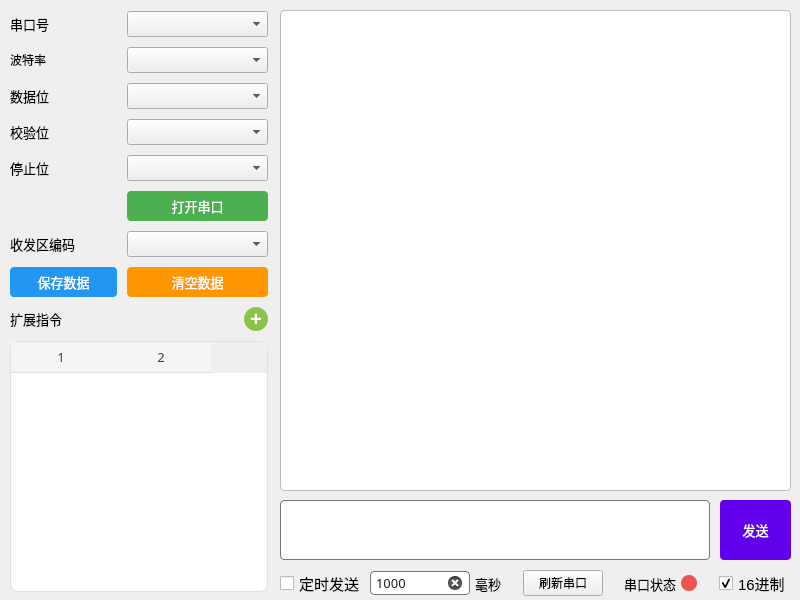
AndroidCoderPeng/serial_port_debugger, file mainwindow.ui: the form before one commit.
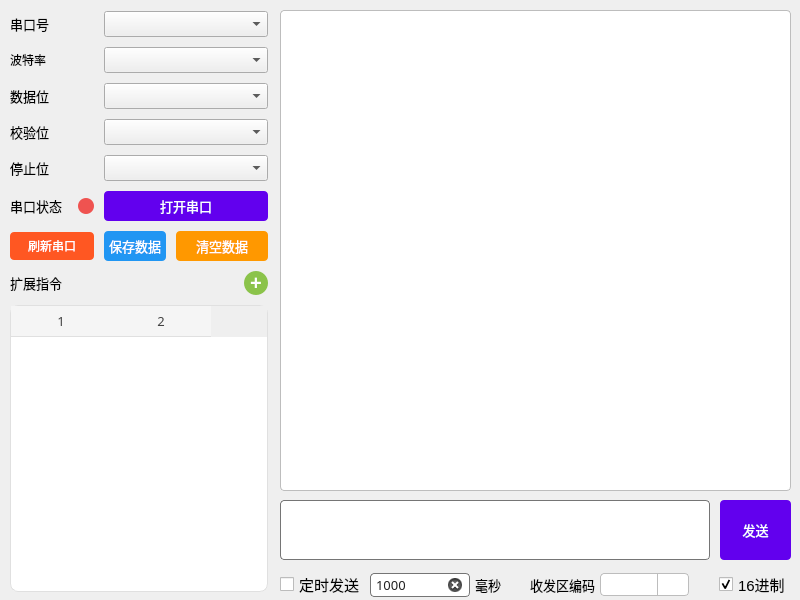
The form after the commit. Icons and pictures are not drawn.

Commit message:
feat(mainwindow): 重构主窗口布局并添加新功能
-移除串口状态标签和刷新按钮的原有位置
- 添加新的串口状态视图和刷新按钮布局
- 更新按钮样式和布局
- 调整组合框布局和样式
- 重新连接信号和槽

The edit to the form file:
```diff
--- a/mainwindow.ui
+++ b/mainwindow.ui
@@ -114,8 +114,8 @@
      <property name="spacing">
       <number>10</number>
      </property>
-     <item row="6" column="0">
-      <widget class="QLabel" name="label_6">
+     <item row="5" column="0">
+      <widget class="QLabel" name="label_9">
        <property name="font">
         <font>
          <family>微软雅黑</family>
@@ -129,7 +129,47 @@
         <string notr="true">font: 10pt &quot;微软雅黑&quot;;</string>
        </property>
        <property name="text">
-        <string>收发区编码</string>
+        <string>串口状态</string>
+       </property>
+      </widget>
+     </item>
+     <item row="5" column="2" colspan="3">
+      <widget class="QPushButton" name="openPortButton">
+       <property name="font">
+        <font>
+         <family>微软雅黑</family>
+         <pointsize>10</pointsize>
+         <weight>50</weight>
+         <italic>false</italic>
+         <bold>false</bold>
+        </font>
+       </property>
+       <property name="styleSheet">
+        <string notr="true">QPushButton {background-color:#6200EE;border-radius:4px;color:white;padding:5px;font:10pt &quot;微软雅黑&quot;}
+QPushButton:hover {background-color:#3700B3}
+QPushButton:pressed {background-color:#1A005E}
+QPushButton:disabled {background-color:#9E9E9E;color:#EEEEEE}</string>
+       </property>
+       <property name="text">
+        <string>打开串口</string>
+       </property>
+      </widget>
+     </item>
+     <item row="2" column="2" colspan="3">
+      <widget class="QComboBox" name="dataBitBox">
+       <property name="font">
+        <font>
+         <pointsize>11</pointsize>
+        </font>
+       </property>
+      </widget>
+     </item>
+     <item row="1" column="2" colspan="3">
+      <widget class="QComboBox" name="baudRateBox">
+       <property name="font">
+        <font>
+         <pointsize>11</pointsize>
+        </font>
        </property>
       </widget>
      </item>
@@ -152,6 +192,15 @@
        </property>
       </widget>
      </item>
+     <item row="4" column="2" colspan="3">
+      <widget class="QComboBox" name="stopBitBox">
+       <property name="font">
+        <font>
+         <pointsize>11</pointsize>
+        </font>
+       </property>
+      </widget>
+     </item>
      <item row="8" column="0">
       <widget class="QLabel" name="label_7">
        <property name="font">
@@ -171,28 +220,6 @@
        </property>
       </widget>
      </item>
-     <item row="5" column="1" colspan="2">
-      <widget class="QPushButton" name="openPortButton">
-       <property name="font">
-        <font>
-         <family>微软雅黑</family>
-         <pointsize>10</pointsize>
-         <weight>50</weight>
-         <italic>false</italic>
-         <bold>false</bold>
-        </font>
-       </property>
-       <property name="styleSheet">
-        <string notr="true">QPushButton {background-color:#4CAF50;border-radius:4px;color:white;padding:5px;font:10pt &quot;微软雅黑&quot;}
-QPushButton:hover {background-color:#388E3C}
-QPushButton:pressed {background-color:#2E7D32}
-QPushButton:disabled {background-color:#BDBDBD;color:#EEEEEE}</string>
-       </property>
-       <property name="text">
-        <string>打开串口</string>
-       </property>
-      </widget>
-     </item>
      <item row="1" column="0">
       <widget class="QLabel" name="label_2">
        <property name="styleSheet">
@@ -203,7 +230,7 @@
        </property>
       </widget>
      </item>
-     <item row="3" column="1" colspan="2">
+     <item row="3" column="2" colspan="3">
       <widget class="QComboBox" name="parityBitBox">
        <property name="font">
         <font>
@@ -212,38 +239,7 @@
        </property>
       </widget>
      </item>
-     <item row="7" column="0">
-      <widget class="QPushButton" name="saveDataButton">
-       <property name="font">
-        <font>
-         <family>微软雅黑</family>
-         <pointsize>10</pointsize>
-         <weight>50</weight>
-         <italic>false</italic>
-         <bold>false</bold>
-        </font>
-       </property>
-       <property name="styleSheet">
-        <string notr="true">QPushButton {background-color:#2196F3;border-radius:4px;color:white;padding:5px;font:10pt &quot;微软雅黑&quot;}
-QPushButton:hover {background-color:#1E88E5}
-QPushButton:pressed {background-color:#1976D2}
-QPushButton:disabled {background-color:#BDBDBD;color:#EEEEEE}</string>
-       </property>
-       <property name="text">
-        <string>保存数据</string>
-       </property>
-      </widget>
-     </item>
-     <item row="1" column="1" colspan="2">
-      <widget class="QComboBox" name="baudRateBox">
-       <property name="font">
-        <font>
-         <pointsize>11</pointsize>
-        </font>
-       </property>
-      </widget>
-     </item>
-     <item row="9" column="0" colspan="3">
+     <item row="9" column="0" colspan="5">
       <widget class="QTableWidget" name="tableWidget">
        <property name="font">
         <font>
@@ -273,15 +269,6 @@
        <column/>
       </widget>
      </item>
-     <item row="2" column="1" colspan="2">
-      <widget class="QComboBox" name="dataBitBox">
-       <property name="font">
-        <font>
-         <pointsize>11</pointsize>
-        </font>
-       </property>
-      </widget>
-     </item>
      <item row="3" column="0">
       <widget class="QLabel" name="label_4">
        <property name="font">
@@ -301,47 +288,29 @@
        </property>
       </widget>
      </item>
-     <item row="6" column="1" colspan="2">
-      <widget class="QComboBox" name="receiveDataBox">
-       <property name="font">
-        <font>
-         <pointsize>11</pointsize>
-        </font>
+     <item row="5" column="1">
+      <widget class="QLabel" name="stateView">
+       <property name="minimumSize">
+        <size>
+         <width>16</width>
+         <height>16</height>
+        </size>
        </property>
-      </widget>
-     </item>
-     <item row="7" column="1" colspan="2">
-      <widget class="QPushButton" name="clearDataButton">
-       <property name="font">
-        <font>
-         <family>微软雅黑</family>
-         <pointsize>10</pointsize>
-         <weight>50</weight>
-         <italic>false</italic>
-         <bold>false</bold>
-        </font>
+       <property name="maximumSize">
+        <size>
+         <width>16</width>
+         <height>16</height>
+        </size>
        </property>
        <property name="styleSheet">
-        <string notr="true">QPushButton {background-color:#FF9800;border-radius:4px;color:white;padding:5px;font:10pt &quot;微软雅黑&quot;}
-QPushButton:hover {background-color:#F57C00}
-QPushButton:pressed {background-color:#EF6C00}
-QPushButton:disabled {background-color:#BDBDBD;color:#EEEEEE}</string>
+        <string notr="true">QLabel {background-color:#EF5350;border-radius:8px}</string>
        </property>
        <property name="text">
-        <string>清空数据</string>
+        <string/>
        </property>
       </widget>
      </item>
-     <item row="4" column="1" colspan="2">
-      <widget class="QComboBox" name="stopBitBox">
-       <property name="font">
-        <font>
-         <pointsize>11</pointsize>
-        </font>
-       </property>
-      </widget>
-     </item>
-     <item row="0" column="1" colspan="2">
+     <item row="0" column="2" colspan="3">
       <widget class="QComboBox" name="portNameBox">
        <property name="font">
         <font>
@@ -369,7 +338,7 @@
        </property>
       </widget>
      </item>
-     <item row="8" column="2">
+     <item row="8" column="4">
       <widget class="QPushButton" name="addCommandButton">
        <property name="minimumSize">
         <size>
@@ -420,6 +389,63 @@
        </property>
       </widget>
      </item>
+     <item row="7" column="3" colspan="2">
+      <widget class="QPushButton" name="clearDataButton">
+       <property name="font">
+        <font>
+         <family>微软雅黑</family>
+         <pointsize>10</pointsize>
+         <weight>50</weight>
+         <italic>false</italic>
+         <bold>false</bold>
+        </font>
+       </property>
+       <property name="styleSheet">
+        <string notr="true">QPushButton {background-color:#FF9800;border-radius:4px;color:white;padding:5px;font:10pt &quot;微软雅黑&quot;}
+QPushButton:hover {background-color:#F57C00}
+QPushButton:pressed {background-color:#EF6C00}
+QPushButton:disabled {background-color:#BDBDBD;color:#EEEEEE}</string>
+       </property>
+       <property name="text">
+        <string>清空数据</string>
+       </property>
+      </widget>
+     </item>
+     <item row="7" column="2">
+      <widget class="QPushButton" name="saveDataButton">
+       <property name="font">
+        <font>
+         <family>微软雅黑</family>
+         <pointsize>10</pointsize>
+         <weight>50</weight>
+         <italic>false</italic>
+         <bold>false</bold>
+        </font>
+       </property>
+       <property name="styleSheet">
+        <string notr="true">QPushButton {background-color:#2196F3;border-radius:4px;color:white;padding:5px;font:10pt &quot;微软雅黑&quot;}
+QPushButton:hover {background-color:#1E88E5}
+QPushButton:pressed {background-color:#1976D2}
+QPushButton:disabled {background-color:#BDBDBD;color:#EEEEEE}</string>
+       </property>
+       <property name="text">
+        <string>保存数据</string>
+       </property>
+      </widget>
+     </item>
+     <item row="7" column="0" colspan="2">
+      <widget class="QPushButton" name="refreshButton">
+       <property name="styleSheet">
+        <string notr="true">QPushButton {background-color:#FF5722;border-radius:4px;color:white;padding:5px;font:10pt &quot;微软雅黑&quot;}
+QPushButton:hover {background-color:#E64A19}
+QPushButton:pressed {background-color:#BF360C}
+QPushButton:disabled {background-color:#BDBDBD;color:#EEEEEE}</string>
+       </property>
+       <property name="text">
+        <string>刷新串口</string>
+       </property>
+      </widget>
+     </item>
     </layout>
    </widget>
    <widget class="QWidget" name="layoutWidget">
@@ -428,7 +454,7 @@
       <x>280</x>
       <y>570</y>
       <width>511</width>
-      <height>27</height>
+      <height>30</height>
      </rect>
     </property>
     <layout class="QHBoxLayout" name="horizontalLayout">
@@ -527,27 +553,7 @@
       </spacer>
      </item>
      <item>
-      <widget class="QPushButton" name="refreshButton">
-       <property name="text">
-        <string>刷新串口</string>
-       </property>
-      </widget>
-     </item>
-     <item>
-      <spacer name="horizontalSpacer_3">
-       <property name="orientation">
-        <enum>Qt::Horizontal</enum>
-       </property>
-       <property name="sizeHint" stdset="0">
-        <size>
-         <width>40</width>
-         <height>20</height>
-        </size>
-       </property>
-      </spacer>
-     </item>
-     <item>
-      <widget class="QLabel" name="label_9">
+      <widget class="QLabel" name="label_6">
        <property name="font">
         <font>
          <family>微软雅黑</family>
@@ -561,29 +567,69 @@
         <string notr="true">font: 10pt &quot;微软雅黑&quot;;</string>
        </property>
        <property name="text">
-        <string>串口状态</string>
+        <string>收发区编码</string>
        </property>
       </widget>
      </item>
      <item>
-      <widget class="QLabel" name="stateView">
-       <property name="minimumSize">
-        <size>
-         <width>16</width>
-         <height>16</height>
-        </size>
-       </property>
-       <property name="maximumSize">
-        <size>
-         <width>16</width>
-         <height>16</height>
-        </size>
+      <widget class="QComboBox" name="receiveDataBox">
+       <property name="font">
+        <font>
+         <family>微软雅黑</family>
+         <pointsize>9</pointsize>
+         <weight>50</weight>
+         <italic>false</italic>
+         <bold>false</bold>
+        </font>
        </property>
        <property name="styleSheet">
-        <string notr="true">QLabel {background-color:#EF5350;border-radius:8px}</string>
-       </property>
-       <property name="text">
-        <string/>
+        <string notr="true">QComboBox {
+    background-color: #FFFFFF;
+    color: #212121;
+    border-radius: 4px;
+    padding: 1px 6px;
+    border: 1px solid #BDBDBD;
+    selection-background-color: #6200EE;
+    font: 9pt &quot;微软雅黑&quot;;
+}
+
+QComboBox::down-arrow {
+    image: url(:/ic_down_arrow.png);
+    width: 16px;
+    height: 16px;
+}
+
+QComboBox::drop-down {
+    subcontrol-origin: padding;
+    subcontrol-position: top right;
+    width: 30px;
+    border-left: 1px solid #BDBDBD;
+    background-color: transparent;
+}
+
+QComboBox:hover {
+    border-color: #757575;
+}
+
+QComboBox:pressed {
+    background-color: #EEEEEE;
+}
+
+QComboBox:disabled {
+    background-color: #E0E0E0;
+    color: #9E9E9E;
+    border-color: #BDBDBD;
+}
+
+QComboBox QAbstractItemView {
+    outline: 0px;
+    background-color: white;
+    color: #212121;
+    border: 1px solid #BDBDBD;
+    selection-background-color: #E0E0E0;
+    selection-color: #212121;
+}
+</string>
        </property>
       </widget>
      </item>
```
The commit also changes 2 other files.
